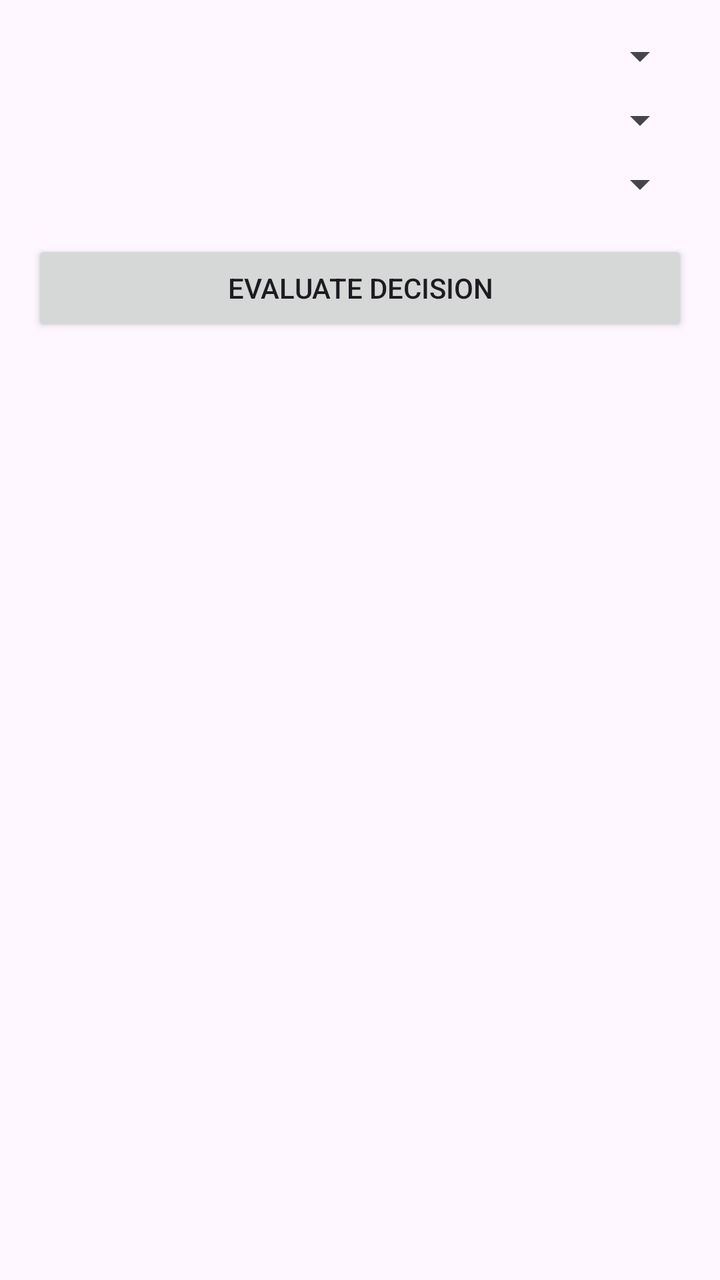
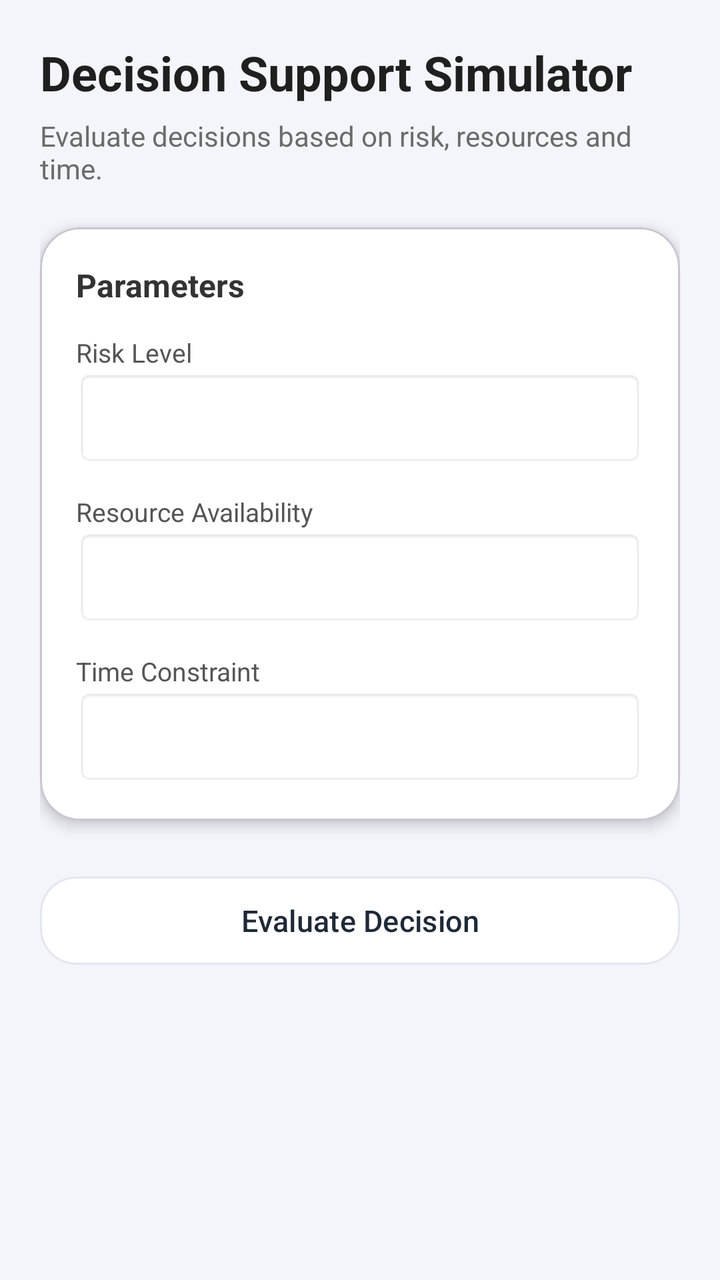

Compare the two renders of this Android layout. The source of the first and the diff that turns it into the second are given below.
<!-- AndroidManifest.xml: application theme Theme.DecisionSupportSimulator -->
<!-- res/layout/activity_main.xml -->
<?xml version="1.0" encoding="utf-8"?>
<LinearLayout
    xmlns:android="http://schemas.android.com/apk/res/android"
    xmlns:app="http://schemas.android.com/apk/res-auto"
    android:layout_width="match_parent"
    android:layout_height="match_parent"
    android:orientation="vertical"
    android:padding="16dp">

    
    <Spinner
        android:id="@+id/spinnerRisk"
        android:layout_width="match_parent"
        android:layout_height="wrap_content"/>
    <Spinner
        android:id="@+id/spinnerResource"
        android:layout_width="match_parent"
        android:layout_height="wrap_content"
        android:layout_marginTop="8dp"/>
    <Spinner
        android:id="@+id/spinnerTime"
        android:layout_width="match_parent"
        android:layout_height="wrap_content"
        android:layout_marginTop="8dp"/>

    
    <Button
        android:id="@+id/btnEvaluate"
        android:layout_width="match_parent"
        android:layout_height="wrap_content"
        android:text="Evaluate Decision"
        android:layout_marginTop="16dp"/>

    
    <com.google.android.material.card.MaterialCardView
        android:id="@+id/cardResult"
        android:layout_width="match_parent"
        android:layout_height="wrap_content"
        android:layout_marginTop="24dp"
        android:visibility="gone"
        app:cardCornerRadius="12dp"
        app:cardElevation="6dp">

        <LinearLayout
            android:layout_width="match_parent"
            android:layout_height="wrap_content"
            android:orientation="vertical"
            android:padding="16dp">

            <TextView
                android:id="@+id/tvPriority"
                android:textStyle="bold"
                android:textSize="18sp"
                android:layout_width="wrap_content"
                android:layout_height="wrap_content"/>

            <TextView
                android:id="@+id/tvAction"
                android:layout_marginTop="8dp"
                android:layout_width="wrap_content"
                android:layout_height="wrap_content"/>

            <TextView
                android:id="@+id/tvExplanation"
                android:layout_marginTop="8dp"
                android:layout_width="wrap_content"
                android:layout_height="wrap_content"/>
        </LinearLayout>

    </com.google.android.material.card.MaterialCardView>

</LinearLayout>
<!-- resources referenced by this layout -->
<resources>
  <style name="Theme.DecisionSupportSimulator" parent="Base.Theme.DecisionSupportSimulator" />
  <style name="Base.Theme.DecisionSupportSimulator" parent="Theme.Material3.DayNight.NoActionBar">
          
          
      </style>
</resources>

<!-- the commit's change to res/layout/activity_main.xml (unified diff, before → after) -->
@@ -1,72 +1,179 @@
-<?xml version="1.0" encoding="utf-8"?>
-<LinearLayout
+<ScrollView
     xmlns:android="http://schemas.android.com/apk/res/android"
     xmlns:app="http://schemas.android.com/apk/res-auto"
     android:layout_width="match_parent"
     android:layout_height="match_parent"
-    android:orientation="vertical"
-    android:padding="16dp">
+    android:background="#F4F5FB">
 
-    
-    <Spinner
-        android:id="@+id/spinnerRisk"
-        android:layout_width="match_parent"
-        android:layout_height="wrap_content"/>
-    <Spinner
-        android:id="@+id/spinnerResource"
+    <LinearLayout
         android:layout_width="match_parent"
         android:layout_height="wrap_content"
-        android:layout_marginTop="8dp"/>
-    <Spinner
-        android:id="@+id/spinnerTime"
-        android:layout_width="match_parent"
-        android:layout_height="wrap_content"
-        android:layout_marginTop="8dp"/>
+        android:orientation="vertical"
+        android:padding="20dp">
 
-    
-    <Button
-        android:id="@+id/btnEvaluate"
-        android:layout_width="match_parent"
-        android:layout_height="wrap_content"
-        android:text="Evaluate Decision"
-        android:layout_marginTop="16dp"/>
+        
+        <TextView
+            android:layout_width="wrap_content"
+            android:layout_height="wrap_content"
+            android:text="Decision Support Simulator"
+            android:textSize="24sp"
+            android:textStyle="bold"
+            android:textColor="#1F1F1F"/>
 
-    
-    <com.google.android.material.card.MaterialCardView
-        android:id="@+id/cardResult"
-        android:layout_width="match_parent"
-        android:layout_height="wrap_content"
-        android:layout_marginTop="24dp"
-        android:visibility="gone"
-        app:cardCornerRadius="12dp"
-        app:cardElevation="6dp">
+        <TextView
+            android:layout_width="wrap_content"
+            android:layout_height="wrap_content"
+            android:text="Evaluate decisions based on risk, resources and time."
+            android:textSize="14sp"
+            android:textColor="#6B6B6B"
+            android:layout_marginTop="6dp"
+            android:layout_marginBottom="20dp"/>
 
-        <LinearLayout
+        
+        <com.google.android.material.card.MaterialCardView
             android:layout_width="match_parent"
             android:layout_height="wrap_content"
-            android:orientation="vertical"
-            android:padding="16dp">
+            app:cardCornerRadius="20dp"
+            app:cardElevation="4dp"
+            app:cardBackgroundColor="@android:color/white">
 
-            <TextView
-                android:id="@+id/tvPriority"
-                android:textStyle="bold"
-                android:textSize="18sp"
-                android:layout_width="wrap_content"
-                android:layout_height="wrap_content"/>
+            <LinearLayout
+                android:layout_width="match_parent"
+                android:layout_height="wrap_content"
+                android:orientation="vertical"
+                android:padding="18dp">
 
-            <TextView
-                android:id="@+id/tvAction"
-                android:layout_marginTop="8dp"
-                android:layout_width="wrap_content"
-                android:layout_height="wrap_content"/>
+                <TextView
+                    android:layout_width="wrap_content"
+                    android:layout_height="wrap_content"
+                    android:text="Parameters"
+                    android:textSize="16sp"
+                    android:textStyle="bold"
+                    android:textColor="#333333"
+                    android:layout_marginBottom="14dp"/>
 
-            <TextView
-                android:id="@+id/tvExplanation"
-                android:layout_marginTop="8dp"
-                android:layout_width="wrap_content"
-                android:layout_height="wrap_content"/>
-        </LinearLayout>
+                
+                <TextView
+                    android:text="Risk Level"
+                    android:textSize="13sp"
+                    android:textColor="#555555"
+                    android:layout_width="wrap_content"
+                    android:layout_height="wrap_content"/>
 
-    </com.google.android.material.card.MaterialCardView>
+                <Spinner
+                    android:id="@+id/spinnerRisk"
+                    android:layout_width="match_parent"
+                    android:layout_height="48dp"
+                    android:background="@android:drawable/editbox_background"/>
 
-</LinearLayout>
+                
+                <TextView
+                    android:text="Resource Availability"
+                    android:textSize="13sp"
+                    android:textColor="#555555"
+                    android:layout_marginTop="14dp"
+                    android:layout_width="wrap_content"
+                    android:layout_height="wrap_content"/>
+
+                <Spinner
+                    android:id="@+id/spinnerResource"
+                    android:layout_width="match_parent"
+                    android:layout_height="48dp"
+                    android:background="@android:drawable/editbox_background"/>
+
+                
+                <TextView
+                    android:text="Time Constraint"
+                    android:textSize="13sp"
+                    android:textColor="#555555"
+                    android:layout_marginTop="14dp"
+                    android:layout_width="wrap_content"
+                    android:layout_height="wrap_content"/>
+
+                <Spinner
+                    android:id="@+id/spinnerTime"
+                    android:layout_width="match_parent"
+                    android:layout_height="48dp"
+                    android:background="@android:drawable/editbox_background"/>
+
+            </LinearLayout>
+        </com.google.android.material.card.MaterialCardView>
+
+        
+        <com.google.android.material.button.MaterialButton
+            android:id="@+id/btnEvaluate"
+            android:layout_width="match_parent"
+            android:layout_height="52dp"
+            android:layout_marginTop="24dp"
+            android:text="Evaluate Decision"
+            android:textAllCaps="false"
+            android:textSize="15sp"
+            android:textColor="#1F2937"
+            app:cornerRadius="18dp"
+            app:backgroundTint="#FFFFFF"
+            app:strokeWidth="1dp"
+            app:strokeColor="#E3E6F0"
+            app:rippleColor="#11000000"
+            android:elevation="3dp"/>
+
+        
+        <com.google.android.material.card.MaterialCardView
+            android:id="@+id/cardResult"
+            android:layout_width="match_parent"
+            android:layout_height="wrap_content"
+            android:layout_marginTop="28dp"
+            android:visibility="gone"
+            app:cardCornerRadius="20dp"
+            app:cardElevation="6dp"
+            app:cardBackgroundColor="#F0F7FF">
+
+            <LinearLayout
+                android:layout_width="match_parent"
+                android:layout_height="wrap_content"
+                android:orientation="horizontal">
+
+                
+                <View
+                    android:id="@+id/viewAccent"
+                    android:layout_width="6dp"
+                    android:layout_height="match_parent"
+                    android:background="#3B82F6"/>
+
+                
+                <LinearLayout
+                    android:layout_width="0dp"
+                    android:layout_height="wrap_content"
+                    android:layout_weight="1"
+                    android:orientation="vertical"
+                    android:padding="18dp">
+
+                    <TextView
+                        android:id="@+id/tvPriority"
+                        android:layout_width="wrap_content"
+                        android:layout_height="wrap_content"
+                        android:textSize="18sp"
+                        android:textStyle="bold"
+                        android:textColor="#1E3A8A"/>
+
+                    <TextView
+                        android:id="@+id/tvAction"
+                        android:layout_width="wrap_content"
+                        android:layout_height="wrap_content"
+                        android:layout_marginTop="8dp"
+                        android:textSize="15sp"
+                        android:textColor="#1F2937"/>
+
+                    <TextView
+                        android:id="@+id/tvExplanation"
+                        android:layout_width="wrap_content"
+                        android:layout_height="wrap_content"
+                        android:layout_marginTop="6dp"
+                        android:textSize="13sp"
+                        android:textColor="#475569"/>
+                </LinearLayout>
+
+            </LinearLayout>
+        </com.google.android.material.card.MaterialCardView>
+
+    </LinearLayout>
+</ScrollView>
